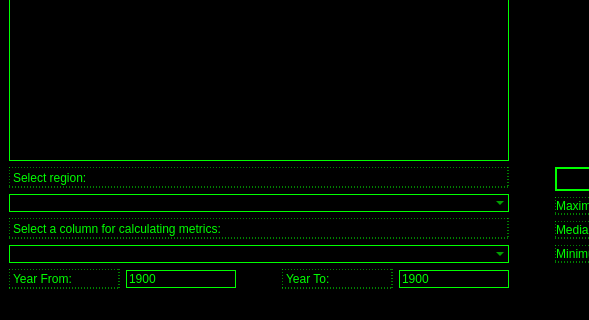
The window that mainwindow.ui (mashka-antonova/OP_lab_3) describes before a commit, drawn with Qt 5; both pictures show x 0 to 589 and y 276 to 596 of the 1070 by 596 pixel window.
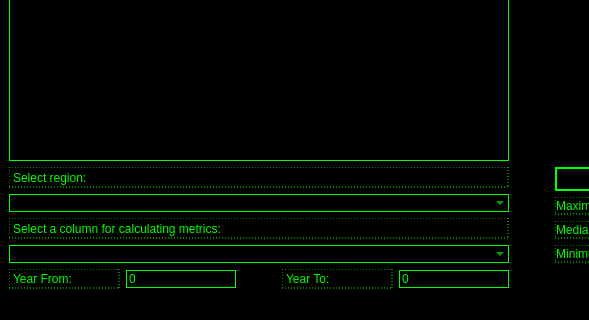
The same window after the commit. Icons and pictures are not drawn.

The edit to the form file:
```diff
--- a/mainwindow.ui
+++ b/mainwindow.ui
@@ -363,10 +363,10 @@
          <enum>QAbstractSpinBox::ButtonSymbols::NoButtons</enum>
         </property>
         <property name="minimum">
-         <number>1900</number>
+         <number>0</number>
         </property>
         <property name="maximum">
-         <number>2036</number>
+         <number>9999</number>
         </property>
        </widget>
       </item>
@@ -406,10 +406,10 @@
          <enum>QAbstractSpinBox::ButtonSymbols::NoButtons</enum>
         </property>
         <property name="minimum">
-         <number>1900</number>
+         <number>0</number>
         </property>
         <property name="maximum">
-         <number>2036</number>
+         <number>9999</number>
         </property>
        </widget>
       </item>
```
